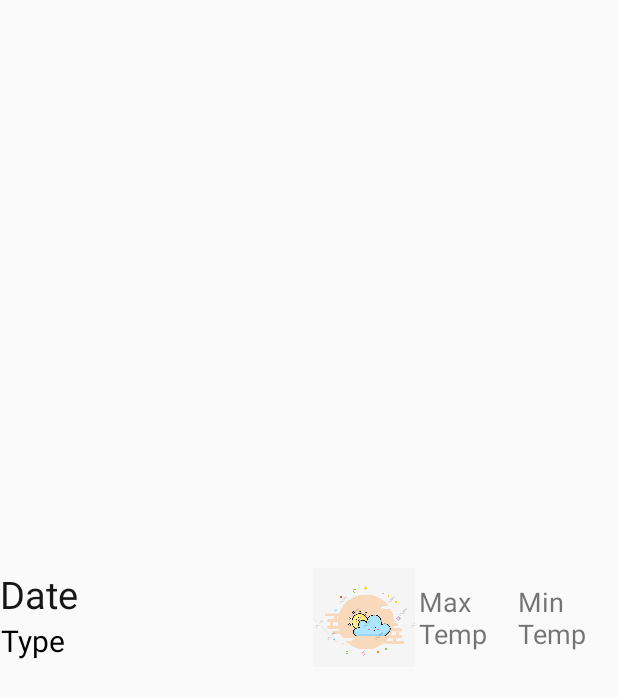
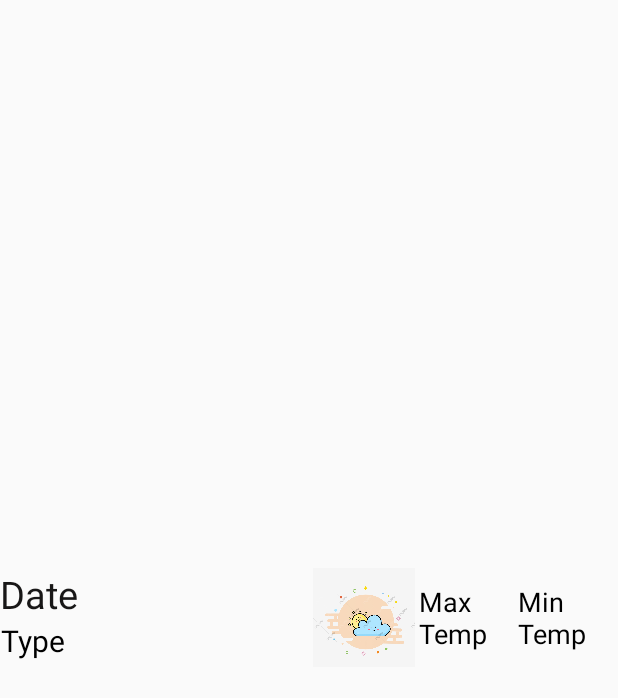
Before and after one commit to thangnq99/thangnq, an Android app: the layout listviewline.xml on its own in the app's theme, with its tools: preview values and no code run, on a phone screen of 412 x 824 dp. Shown: the top 698 px of the screen. Run offline under Robolectric (Android 15) with nearby library versions, the phone set to English and light mode, and no system bars.

```diff
--- a/app/src/main/java/com/example/project_weatherforecast/DayOneWeek.java
+++ b/app/src/main/java/com/example/project_weatherforecast/DayOneWeek.java
@@ -129,9 +129,8 @@ public class DayOneWeek extends AppCompatActivity {
 
                     Double a = Double.valueOf(max);
                     Double b = Double.valueOf(min);
-
-                    String MaxC = String.valueOf(a.intValue());
-                    String MinC = String.valueOf(b.intValue());
+                    String MaxC = String.valueOf(b.intValue());
+                    String MinC = String.valueOf(a.intValue());
 
                     JSONArray jsonArrayWeather = jsonObjectList.getJSONArray("weather");
                     JSONObject jsonObjectWeather = jsonArrayWeather.getJSONObject(0);
--- a/app/src/main/res/layout/listviewline.xml
+++ b/app/src/main/res/layout/listviewline.xml
@@ -61,6 +61,7 @@
                 android:layout_height="wrap_content"
                 android:layout_weight="1"
                 android:text="Max Temp"
+                android:textColor="@android:color/background_dark"
                 android:textSize="18dp" />
 
             <TextView
@@ -69,6 +70,7 @@
                 android:layout_height="wrap_content"
                 android:layout_weight="1"
                 android:text="Min Temp"
+                android:textColor="@android:color/background_dark"
                 android:textSize="18dp" />
         </LinearLayout>
     </LinearLayout>
```
